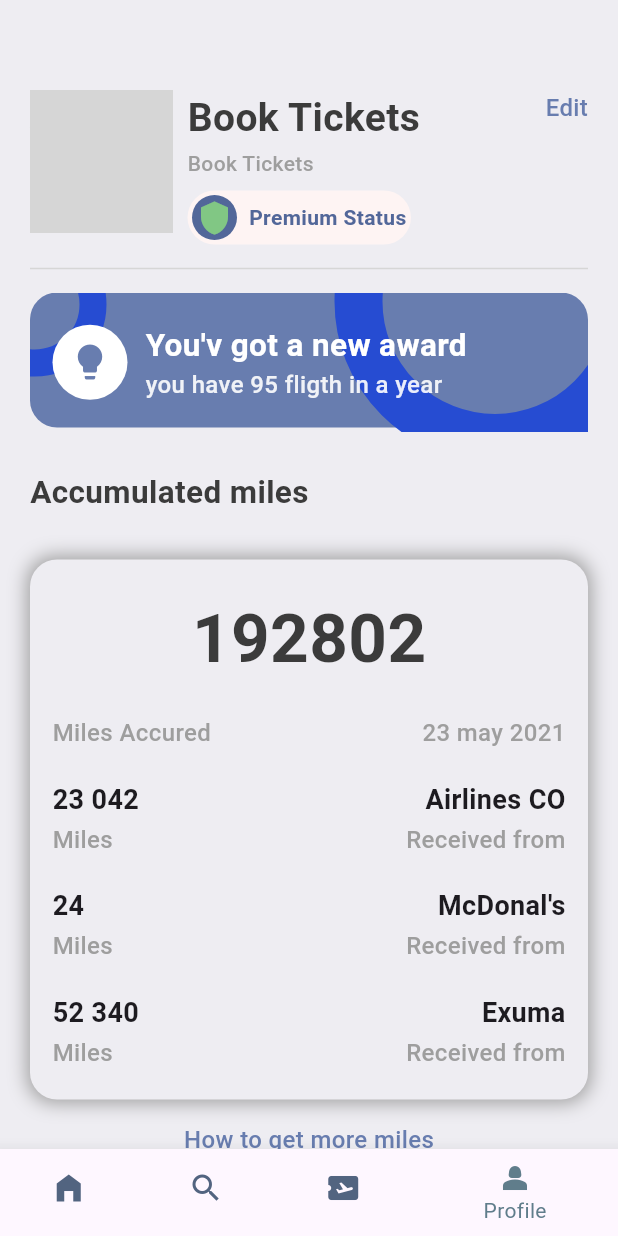
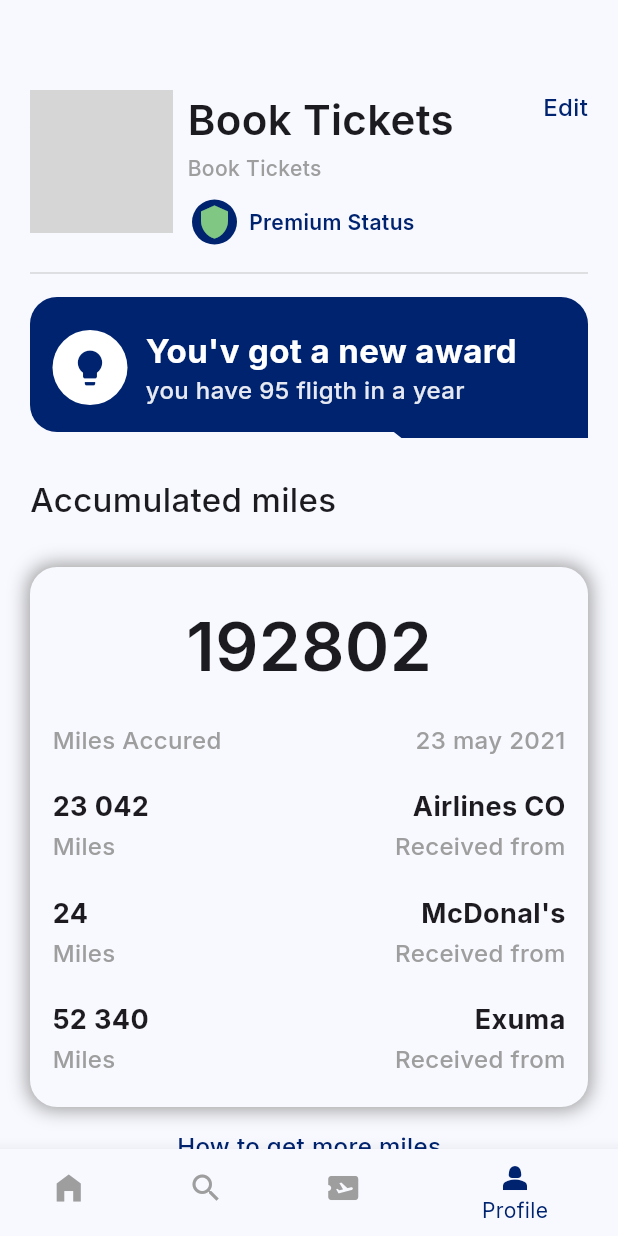
Before and after one commit to FernandoMay/zutport, a Flutter app: the screen it shows after launch, item 4 of the bottom bar chosen, on a phone screen of 412 x 824 dp. Run offline on Flutter 3.47's test engine with Material 3 defaults, Android fonts, the light colour scheme and no system bars; our stand-ins replace barcode_widget, get, google_fonts; grey boxes are pictures that could not be loaded.

Commit message:
dsgn imp

```diff
--- a/lib/bottom.dart
+++ b/lib/bottom.dart
@@ -3,6 +3,7 @@ import 'package:zutlemane/home.dart';
 import 'package:zutlemane/profile.dart';
 import 'package:zutlemane/search.dart';
 import 'package:zutlemane/ticket.dart';
+import 'package:zutlemane/utils.dart';
 
 class BottomBar extends StatefulWidget {
   const BottomBar({super.key});
@@ -36,9 +37,8 @@ class _BottomBarState extends State<BottomBar> {
         currentIndex: _selectedIndex,
         showSelectedLabels: true,
         showUnselectedLabels: false,
-        selectedItemColor: Colors.blueGrey,
-        unselectedItemColor: const Color(0xFF526480),
-        // onTap: (value) => _onItemTapped(value),
+        selectedItemColor: Style.primaryColor,
+        unselectedItemColor: const Color(0xFF9E9E9E),
         onTap: _onItemTapped,
         items: const [
           BottomNavigationBarItem(
--- /dev/null
+++ b/lib/gap.dart
@@ -0,0 +1,38 @@
+import 'package:flutter/material.dart';
+import 'package:flutter/rendering.dart';
+
+class Gap extends StatelessWidget {
+  final double size;
+  final Axis? axis;
+  final double? crossAxisExtent;
+  final Color? color;
+
+  const Gap(this.size, {Key? key, this.axis, this.crossAxisExtent, this.color}) : super(key: key);
+
+  @override
+  Widget build(BuildContext context) {
+    Axis dir = axis ?? _detectAxis(context) ?? Axis.vertical;
+    final double cross = crossAxisExtent ?? double.infinity;
+    if (dir == Axis.horizontal) {
+      return SizedBox(
+        width: size,
+        height: cross.isFinite ? cross : null,
+        child: color != null ? DecoratedBox(decoration: BoxDecoration(color: color)) : null,
+      );
+    } else {
+      return SizedBox(
+        height: size,
+        width: cross.isFinite ? cross : null,
+        child: color != null ? DecoratedBox(decoration: BoxDecoration(color: color)) : null,
+      );
+    }
+  }
+
+  Axis? _detectAxis(BuildContext context) {
+    final renderObject = context.findAncestorRenderObjectOfType<RenderFlex>();
+    if (renderObject != null) {
+      return renderObject.direction;
+    }
+    return null;
+  }
+}
--- a/lib/home.dart
+++ b/lib/home.dart
@@ -1,5 +1,5 @@
 import 'package:flutter/material.dart';
-import 'package:gap/gap.dart';
+import 'package:zutlemane/gap.dart';
 import 'package:zutlemane/hotel.dart';
 import 'package:zutlemane/ticket.dart';
 import 'package:zutlemane/utils.dart';
@@ -58,9 +58,9 @@ class HomeScreen extends StatelessWidget {
                   padding: const EdgeInsets.all(12),
                   child: Row(
                     children: [
-                      const Icon(
+                      Icon(
                         Icons.search,
-                        color: Color(0xFFBFC205),
+                        color: Style.orangeColor,
                       ),
                       Text(
                         'Search',
--- a/lib/hotel.dart
+++ b/lib/hotel.dart
@@ -1,5 +1,5 @@
 import 'package:flutter/material.dart';
-import 'package:gap/gap.dart';
+import 'package:zutlemane/gap.dart';
 import 'package:zutlemane/utils.dart';
 
 class HotelScreen extends StatelessWidget {
--- a/lib/main.dart
+++ b/lib/main.dart
@@ -1,5 +1,7 @@
 import 'package:flutter/material.dart';
+import 'package:google_fonts/google_fonts.dart';
 import 'package:zutlemane/bottom.dart';
+import 'package:zutlemane/utils.dart';
 
 void main() {
   runApp(const MyApp());
@@ -8,15 +10,38 @@ void main() {
 class MyApp extends StatelessWidget {
   const MyApp({super.key});
 
-  // This widget is the root of your application.
   @override
   Widget build(BuildContext context) {
     return MaterialApp(
-      title: 'Zut',
+      title: 'Zutlemane',
+      debugShowCheckedModeBanner: false,
       theme: ThemeData(
-        primarySwatch: Colors.blue,
+        useMaterial3: true,
+        colorScheme: ColorScheme.light(
+          primary: Style.primaryColor,
+          secondary: Style.orangeColor,
+          tertiary: Style.kakiColor,
+          surface: Style.bgColor,
+          error: const Color(0xFFba1a1a),
+          onPrimary: Colors.white,
+          onSecondary: Colors.white,
+          onTertiary: Colors.white,
+          onSurface: Style.textColor,
+        ),
+        scaffoldBackgroundColor: Style.bgColor,
+        textTheme: GoogleFonts.interTextTheme(),
+        appBarTheme: AppBarTheme(
+          backgroundColor: Style.bgColor,
+          elevation: 0,
+          centerTitle: true,
+        ),
+        bottomNavigationBarTheme: BottomNavigationBarThemeData(
+          backgroundColor: Colors.white,
+          selectedItemColor: Style.primaryColor,
+          unselectedItemColor: Color(0xFF9E9E9E),
+          elevation: 10,
+        ),
       ),
-      debugShowCheckedModeBanner: false,
       home: const BottomBar(),
     );
   }
--- a/lib/profile.dart
+++ b/lib/profile.dart
@@ -1,5 +1,5 @@
 import 'package:flutter/material.dart';
-import 'package:gap/gap.dart';
+import 'package:zutlemane/gap.dart';
 import 'package:zutlemane/utils.dart';
 
 class ProfileScreen extends StatelessWidget {
@@ -20,7 +20,7 @@ class ProfileScreen extends StatelessWidget {
                 height: AppLayout.getHeigth(95),
                 width: AppLayout.getWidth(95),
                 decoration: BoxDecoration(
-                    color: Colors.green,
+                    color: Style.kakiColor,
                     borderRadius: BorderRadius.circular(25),
                     image: const DecorationImage(
                         image: AssetImage('assets/images/img_1.png'))),
@@ -42,22 +42,22 @@ class ProfileScreen extends StatelessWidget {
                     padding: const EdgeInsets.all(3),
                     decoration: BoxDecoration(
                         borderRadius: BorderRadius.circular(100),
-                        color: const Color(0xFFFEf4f3)),
+                        color: Style.bgColor),
                     child: Row(children: [
                       Container(
                         padding: const EdgeInsets.all(3),
                         decoration: const BoxDecoration(
-                            shape: BoxShape.circle, color: Color(0xFF526799)),
+                            shape: BoxShape.circle, color: Style.primaryColor),
                         child: Icon(
                           Icons.shield,
                           color: Colors.green[300],
                         ),
                       ),
                       Gap(AppLayout.getHeigth(8)),
-                      const Text(
+                      Text(
                         "Premium Status",
                         style: TextStyle(
-                            color: Color(0xFF526799),
+                            color: Style.primaryColor,
                             fontWeight: FontWeight.w600),
                       )
                     ]),
@@ -104,7 +104,7 @@ class ProfileScreen extends StatelessWidget {
                       color: Colors.transparent,
                       shape: BoxShape.circle,
                       border: Border.all(
-                          color: const Color(0xFF264CD2), width: 32)),
+                          color: Style.primaryColor, width: 32)),
                 ),
               ),
               Positioned(
@@ -116,7 +116,7 @@ class ProfileScreen extends StatelessWidget {
                       color: Colors.transparent,
                       shape: BoxShape.circle,
                       border: Border.all(
-                          color: const Color(0xFF264CD2), width: 18)),
+                          color: Style.primaryColor, width: 18)),
                 ),
               ),
               Container(
--- a/lib/ticket.dart
+++ b/lib/ticket.dart
@@ -1,6 +1,6 @@
 import 'package:barcode_widget/barcode_widget.dart';
 import 'package:flutter/material.dart';
-import 'package:gap/gap.dart';
+import 'package:zutlemane/gap.dart';
 import 'package:get/get_utils/src/platform/platform.dart';
 import 'package:zutlemane/utils.dart';
 import 'package:zutlemane/widgets.dart';
@@ -95,7 +95,7 @@ class TicketView extends StatelessWidget {
             Container(
               padding: EdgeInsets.all(AppLayout.getHeigth(16)),
               decoration: BoxDecoration(
-                color: isColor == null ? const Color(0xFF526799) : Colors.white,
+                color: isColor == null ? Style.primaryColor : Colors.white,
                 borderRadius: BorderRadius.only(
                   topLeft: Radius.circular(AppLayout.getHeigth(21)),
                   topRight: const Radius.circular(21),
@@ -119,7 +119,7 @@ class TicketView extends StatelessWidget {
                           Icons.local_airport_rounded,
                           color: isColor == null
                               ? Colors.white
-                              : const Color(0xFF8ACCF7),
+                              : Style.primaryColor.withValues(alpha: 0.5),
                         ),
                       ),
                       const Spacer(),
--- a/lib/utils.dart
+++ b/lib/utils.dart
@@ -1,23 +1,28 @@
-import 'package:get/get.dart';
 import 'package:flutter/material.dart';
+import 'package:google_fonts/google_fonts.dart';
 
 class Style {
-  static Color primaryColor = const Color(0xFF687daf);
-  static Color textColor = const Color(0xFF3b3b3b);
-  static Color bgColor = const Color(0xFFeeedf2);
-  static Color orangeColor = const Color(0xFFF37B67);
-  static Color kakiColor = const Color(0xFFD2bdd6);
+  static const Color primaryColor = Color(0xFF00236f);
+  static const Color textColor = Color(0xFF1C1B1F);
+  static const Color bgColor = Color(0xFFf8f9ff);
+  static const Color orangeColor = Color(0xFF855300);
+  static const Color kakiColor = Color(0xFF00311f);
 
-  static TextStyle textStyle =
-      TextStyle(fontSize: 16, color: textColor, fontWeight: FontWeight.w500);
-  static TextStyle headLineStyle1 =
-      TextStyle(fontSize: 26, color: textColor, fontWeight: FontWeight.bold);
-  static TextStyle headLineStyle2 =
-      TextStyle(fontSize: 21, color: textColor, fontWeight: FontWeight.bold);
-  static TextStyle headLineStyle3 =
-      const TextStyle(fontSize: 17, fontWeight: FontWeight.w500);
-  static TextStyle headLineStyle4 = TextStyle(
-      fontSize: 14, color: Colors.grey.shade500, fontWeight: FontWeight.w500);
+  static TextStyle textStyle = GoogleFonts.inter(
+    fontSize: 16, color: textColor, fontWeight: FontWeight.w500,
+  );
+  static TextStyle headLineStyle1 = GoogleFonts.inter(
+    fontSize: 28, color: textColor, fontWeight: FontWeight.w600,
+  );
+  static TextStyle headLineStyle2 = GoogleFonts.inter(
+    fontSize: 22, color: textColor, fontWeight: FontWeight.w500,
+  );
+  static TextStyle headLineStyle3 = GoogleFonts.inter(
+    fontSize: 16, fontWeight: FontWeight.w400,
+  );
+  static TextStyle headLineStyle4 = GoogleFonts.inter(
+    fontSize: 14, color: Colors.grey.shade500, fontWeight: FontWeight.w500,
+  );
 }
 
 class AppLayout {
@@ -25,12 +30,20 @@ class AppLayout {
     return MediaQuery.of(context).size;
   }
 
-  static getScreenHeigth() {
-    return Get.height;
+  static double getScreenHeigth() {
+    final window = WidgetsBinding.instance.window;
+    final physical = window.physicalSize;
+    final dpr = window.devicePixelRatio;
+    if (physical.isEmpty || dpr == 0) return 0.0;
+    return physical.height / dpr;
   }
 
-  static getScreenWidth() {
-    return Get.width;
+  static double getScreenWidth() {
+    final window = WidgetsBinding.instance.window;
+    final physical = window.physicalSize;
+    final dpr = window.devicePixelRatio;
+    if (physical.isEmpty || dpr == 0) return 0.0;
+    return physical.width / dpr;
   }
 
   static getHeigth(double pixels) {
--- a/lib/widgets.dart
+++ b/lib/widgets.dart
@@ -1,5 +1,5 @@
 import 'package:flutter/material.dart';
-import 'package:gap/gap.dart';
+import 'package:zutlemane/gap.dart';
 import 'package:zutlemane/utils.dart';
 
 class ThickContainer extends StatelessWidget {
@@ -14,7 +14,7 @@ class ThickContainer extends StatelessWidget {
         borderRadius: BorderRadius.circular(20),
         border: Border.all(
             width: 2.5,
-            color: isColor == null ? Colors.white : const Color(0xFF8ACCF7)),
+            color: isColor == null ? Colors.white : Style.primaryColor.withValues(alpha: 0.5)),
       ),
     );
   }
@@ -40,7 +40,7 @@ class AppIconText extends StatelessWidget {
       child: Row(children: [
         Icon(
           icon,
-          color: Colors.blue,
+          color: Style.primaryColor,
         ),
         Gap(AppLayout.getWidth(10)),
         Text(
--- a/pubspec.yaml
+++ b/pubspec.yaml
@@ -36,8 +36,8 @@ dependencies:
   # Use with the CupertinoIcons class for iOS style icons.
   cupertino_icons: ^1.0.2
   get: ^4.7.3
-  gap: ^3.0.0
   barcode_widget: ^2.0.3
+  google_fonts: ^6.1.0
 
 dev_dependencies:
   flutter_test:
```
Also changed, not shown: lib/search.dart (+5 -5 lines), pubspec.lock, 30 other files.
